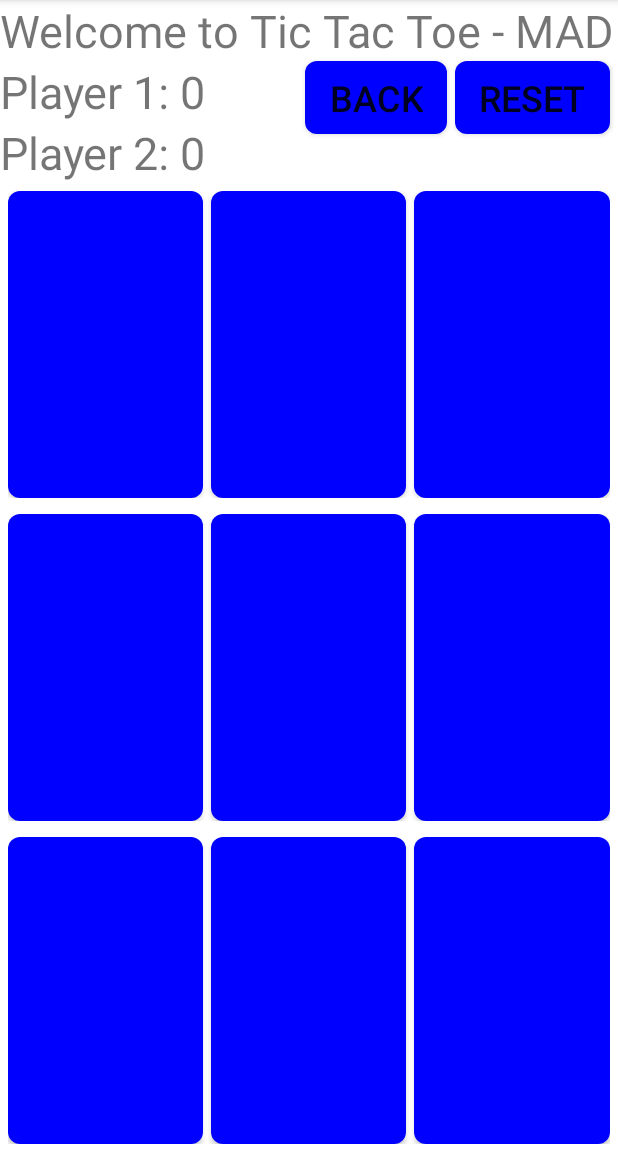
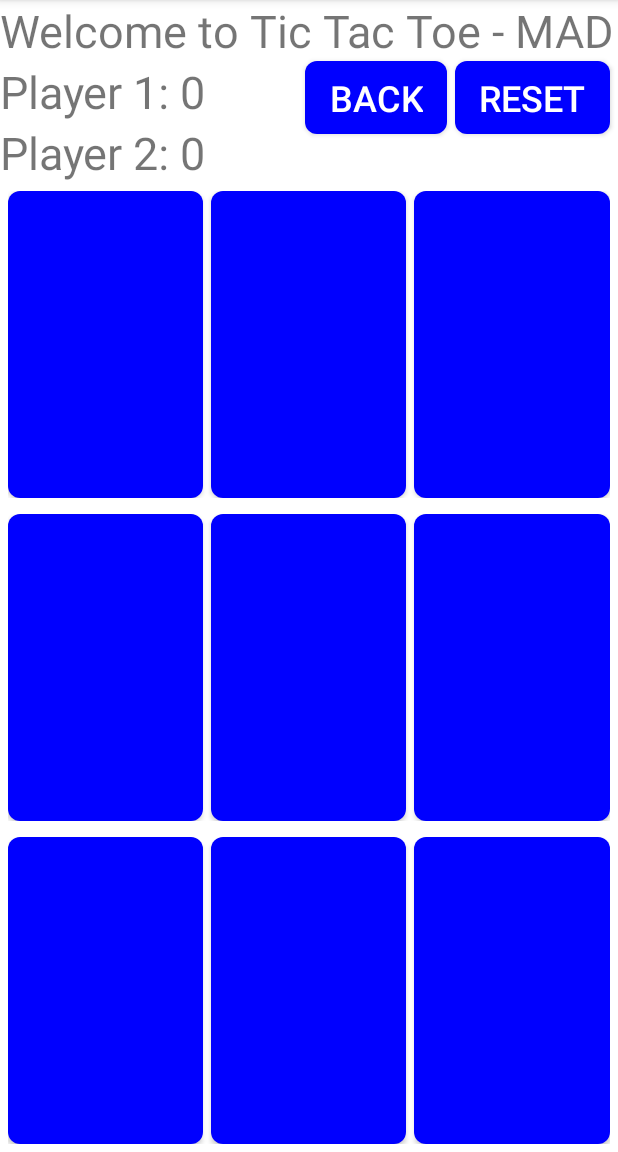
Before and after one commit to justinp04/MADASS1, an Android app: the screen it shows after launch (MainActivity), after a tap on "3X3", on a phone screen of 412 x 824 dp, the part 84-1236 px from its top. Run offline under Robolectric (Android 15) with nearby library versions, the light colour scheme and no system bars.

Commit message:
Changes box text to white for accessibility

```diff
--- a/app/src/main/res/layout/fragment_game_function3x3.xml
+++ b/app/src/main/res/layout/fragment_game_function3x3.xml
@@ -46,7 +46,8 @@
             android:background="@drawable/square_button"
             android:layout_marginEnd="5dp"
             android:textSize="24dp"
-            android:text="Reset" />
+            android:text="Reset"
+            android:textColor="@color/white"/>
 
         <Button
             android:id="@+id/back_button"
@@ -58,7 +59,8 @@
             android:layout_centerVertical="true"
             android:background="@drawable/square_button"
             android:text="Back"
-            android:textSize="24dp" />
+            android:textSize="24dp"
+            android:textColor="@color/white"/>
     </RelativeLayout>
 
     <LinearLayout
@@ -75,7 +77,8 @@
             android:layout_weight="1"
             android:textSize="60sp"
             android:layout_marginEnd="5dp"
-            android:background="@drawable/square_button"/>
+            android:background="@drawable/square_button"
+            android:textColor="@color/white"/>
         <Button
             android:id="@+id/button_01"
             android:layout_width="0dp"
@@ -83,14 +86,16 @@
             android:layout_weight="1"
             android:textSize="60sp"
             android:layout_marginEnd="5dp"
-            android:background="@drawable/square_button"/>
+            android:background="@drawable/square_button"
+            android:textColor="@color/white"/>
         <Button
             android:id="@+id/button_02"
             android:layout_width="0dp"
             android:layout_height="match_parent"
             android:layout_weight="1"
             android:textSize="60sp"
-            android:background="@drawable/square_button"/>
+            android:background="@drawable/square_button"
+            android:textColor="@color/white"/>
     </LinearLayout>
 
     <LinearLayout
@@ -106,7 +111,8 @@
             android:layout_weight="1"
             android:textSize="60sp"
             android:layout_marginEnd="5dp"
-            android:background="@drawable/square_button"/>
+            android:background="@drawable/square_button"
+            android:textColor="@color/white"/>
         <Button
             android:id="@+id/button_11"
             android:layout_width="0dp"
@@ -114,14 +120,16 @@
             android:layout_weight="1"
             android:textSize="60sp"
             android:layout_marginEnd="5dp"
-            android:background="@drawable/square_button"/>
+            android:background="@drawable/square_button"
+            android:textColor="@color/white"/>
         <Button
             android:id="@+id/button_12"
             android:layout_width="0dp"
             android:layout_height="match_parent"
             android:layout_weight="1"
             android:textSize="60sp"
-            android:background="@drawable/square_button"/>
+            android:background="@drawable/square_button"
+            android:textColor="@color/white"/>
     </LinearLayout>
 
     <LinearLayout
@@ -137,7 +145,8 @@
             android:layout_weight="1"
             android:textSize="60sp"
             android:layout_marginEnd="5dp"
-            android:background="@drawable/square_button"/>
+            android:background="@drawable/square_button"
+            android:textColor="@color/white"/>
         <Button
             android:id="@+id/button_21"
             android:layout_width="0dp"
@@ -145,14 +154,16 @@
             android:layout_weight="1"
             android:textSize="60sp"
             android:layout_marginEnd="5dp"
-            android:background="@drawable/square_button"/>
+            android:background="@drawable/square_button"
+            android:textColor="@color/white"/>
         <Button
             android:id="@+id/button_22"
             android:layout_width="0dp"
             android:layout_height="match_parent"
             android:layout_weight="1"
             android:textSize="60sp"
-            android:background="@drawable/square_button"/>
+            android:background="@drawable/square_button"
+            android:textColor="@color/white"/>
     </LinearLayout>
 
 
```
Also changed, not shown: 1 other file.
